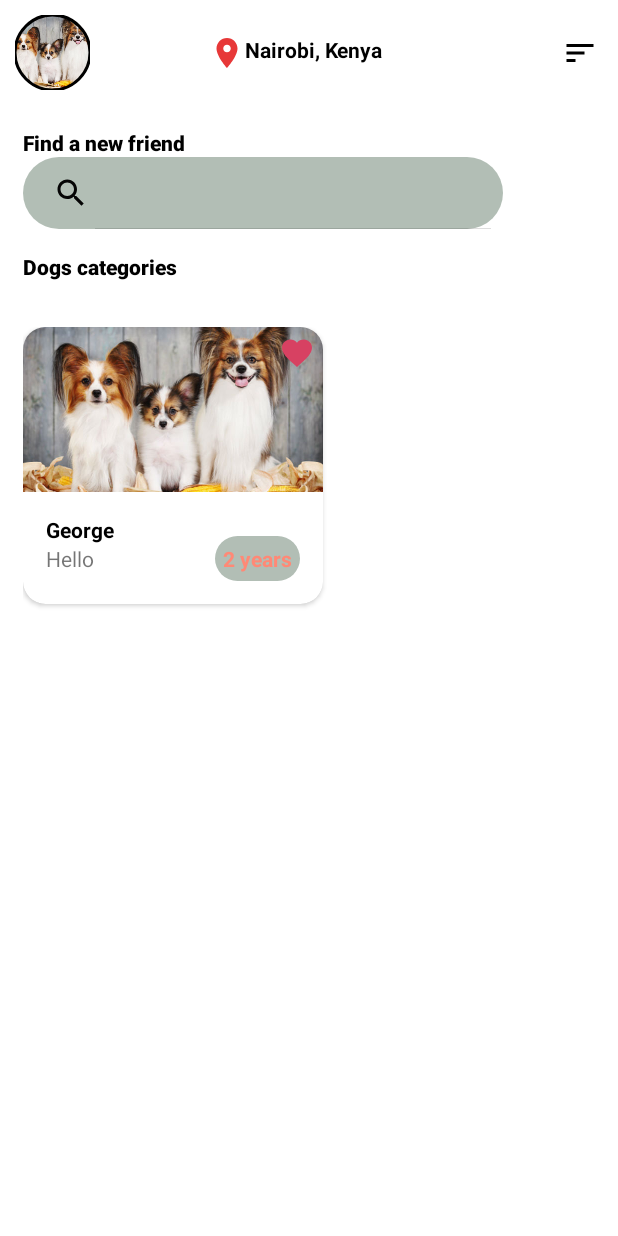
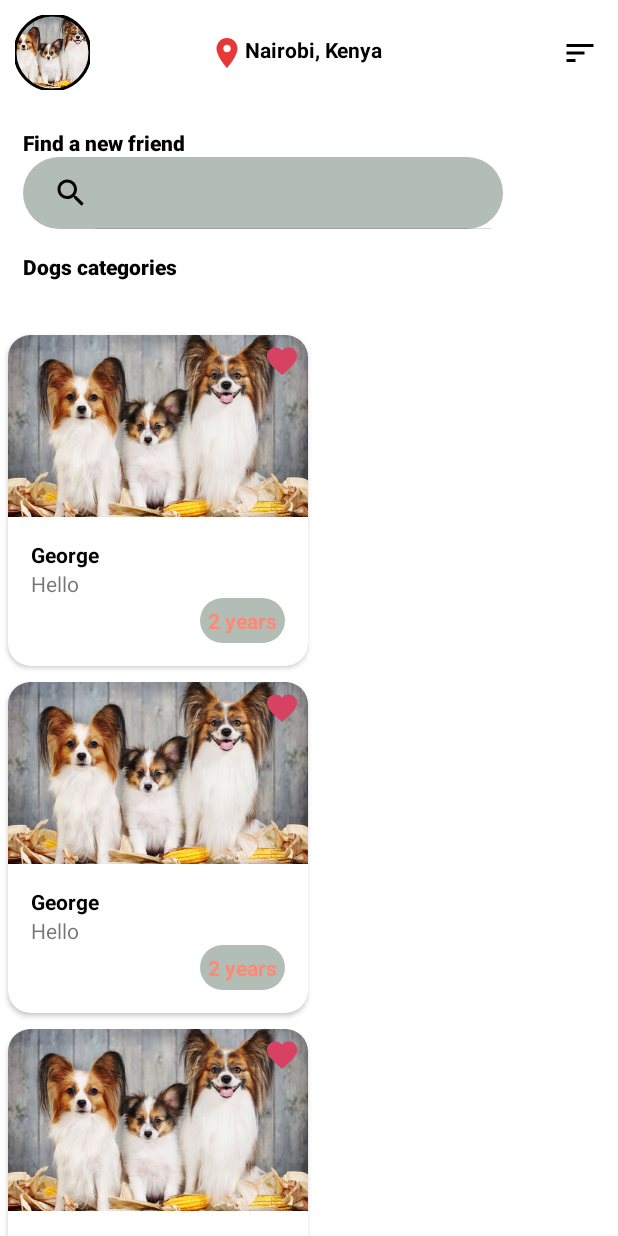
Before and after one commit to Danc-0/Petting, an Android app: the layout fragment_main_dash.xml on its own in the app's theme, with its tools: preview values and no code run, on a phone screen of 412 x 824 dp. Run offline under Robolectric (Android 15) with nearby library versions, the phone set to English and light mode, and no system bars.

Commit message:
Added the progress bar and also some code cleanup

```diff
--- a/app/src/main/AndroidManifest.xml
+++ b/app/src/main/AndroidManifest.xml
@@ -9,6 +9,7 @@
         android:allowBackup="true"
         android:icon="@mipmap/ic_launcher"
         android:label="@string/app_name"
+        android:largeHeap="true"
         android:roundIcon="@mipmap/ic_launcher_round"
         android:supportsRtl="true"
         android:usesCleartextTraffic="true"
--- a/app/src/main/java/com/danc/petting/presentation/viewmodels/MainDashViewModel.kt
+++ b/app/src/main/java/com/danc/petting/presentation/viewmodels/MainDashViewModel.kt
@@ -26,7 +26,8 @@ class MainDashViewModel @Inject constructor(private val dogsUseCase: DogsUseCase
                     }
 
                     is Resource.Success -> {
-                        pets.postValue(it)
+                        pets.value = it
+//                        pets.postValue(it)
                     }
 
                     is Resource.Error -> {
--- a/app/src/main/res/layout/fragment_main_dash.xml
+++ b/app/src/main/res/layout/fragment_main_dash.xml
@@ -120,17 +120,14 @@
         app:layout_constraintTop_toBottomOf="@+id/textView4" />
 
     <androidx.recyclerview.widget.RecyclerView
-        android:id="@+id/dogsList"
+        android:id="@+id/rvDogsList"
         android:layout_width="0dp"
         android:layout_height="0dp"
         android:layout_marginTop="15dp"
-        android:layout_marginEnd="15dp"
         app:layout_constraintBottom_toBottomOf="parent"
         app:layout_constraintEnd_toEndOf="parent"
-        app:layout_constraintHorizontal_bias="0.0"
-        app:layout_constraintStart_toStartOf="@+id/textView4"
+        app:layout_constraintStart_toStartOf="parent"
         app:layout_constraintTop_toBottomOf="@+id/recyclerView"
-        app:layout_constraintVertical_bias="0.0"
         tools:listitem="@layout/pets_items" />
 
 </androidx.constraintlayout.widget.ConstraintLayout>
--- a/app/src/main/res/layout/pets_items.xml
+++ b/app/src/main/res/layout/pets_items.xml
@@ -1,16 +1,14 @@
 <?xml version="1.0" encoding="utf-8"?>
-<androidx.constraintlayout.widget.ConstraintLayout xmlns:android="http://schemas.android.com/apk/res/android"
+<androidx.cardview.widget.CardView xmlns:android="http://schemas.android.com/apk/res/android"
     xmlns:app="http://schemas.android.com/apk/res-auto"
     xmlns:tools="http://schemas.android.com/tools"
-    android:layout_width="match_parent"
-    android:layout_height="match_parent">
-
-    <androidx.cardview.widget.CardView
     android:layout_width="200dp"
     android:layout_height="wrap_content"
+    android:layout_margin="5dp"
     android:elevation="10dp"
-        android:marginBottom="15dp"
     app:cardCornerRadius="15dp"
+    app:layout_constraintBottom_toBottomOf="parent"
+    app:layout_constraintEnd_toEndOf="parent"
     app:layout_constraintStart_toStartOf="parent"
     app:layout_constraintTop_toTopOf="parent">
 
@@ -18,10 +16,28 @@
         android:layout_width="match_parent"
         android:layout_height="match_parent">
 
+        <androidx.constraintlayout.widget.ConstraintLayout
+            android:id="@+id/constImage"
+            android:layout_width="match_parent"
+            android:layout_height="0dp"
+            app:layout_constraintHeight_percent=".55"
+            app:layout_constraintStart_toStartOf="parent"
+            app:layout_constraintTop_toTopOf="parent">
+
+            <ProgressBar
+                android:id="@+id/imageLoader"
+                android:layout_width="wrap_content"
+                android:layout_height="wrap_content"
+                app:layout_constraintBottom_toBottomOf="parent"
+                app:layout_constraintEnd_toEndOf="parent"
+                app:layout_constraintHorizontal_bias="0.5"
+                app:layout_constraintStart_toStartOf="parent"
+                app:layout_constraintTop_toTopOf="parent" />
+
             <ImageView
                 android:id="@+id/petImage"
                 android:layout_width="match_parent"
-                android:layout_height="110dp"
+                android:layout_height="match_parent"
                 android:scaleType="centerCrop"
                 android:src="@drawable/papillon_family_dog_picture"
                 app:layout_constraintEnd_toEndOf="parent"
@@ -30,12 +46,15 @@
                 app:layout_constraintTop_toTopOf="parent" />
 
             <ImageView
+                android:id="@+id/addToFav"
                 android:layout_width="wrap_content"
                 android:layout_height="wrap_content"
                 android:layout_margin="5dp"
                 android:src="@drawable/ic_baseline_favorite_24"
                 app:layout_constraintEnd_toEndOf="parent"
                 app:layout_constraintTop_toTopOf="parent" />
+
+        </androidx.constraintlayout.widget.ConstraintLayout>
 
         <androidx.constraintlayout.widget.ConstraintLayout
             android:layout_width="match_parent"
@@ -45,7 +64,7 @@
             app:layout_constraintEnd_toEndOf="parent"
             app:layout_constraintHorizontal_bias="0.5"
             app:layout_constraintStart_toStartOf="parent"
-                app:layout_constraintTop_toBottomOf="@+id/petImage">
+            app:layout_constraintTop_toBottomOf="@+id/constImage">
 
             <TextView
                 android:id="@+id/petName"
@@ -75,9 +94,8 @@
                 android:textAlignment="center"
                 android:textColor="#FF8976"
                 android:textStyle="bold"
-                    app:layout_constraintBottom_toBottomOf="@+id/petsDescription"
                 app:layout_constraintEnd_toEndOf="parent"
-                    app:layout_constraintTop_toTopOf="@+id/petsDescription" />
+                app:layout_constraintTop_toBottomOf="@+id/petsDescription" />
 
         </androidx.constraintlayout.widget.ConstraintLayout>
 
@@ -85,5 +103,3 @@
     </androidx.constraintlayout.widget.ConstraintLayout>
 
 </androidx.cardview.widget.CardView>
-
-</androidx.constraintlayout.widget.ConstraintLayout>
```
Also changed, not shown: app/src/main/java/com/danc/petting/presentation/adapters/MainDashAdapter.kt (+25 -12 lines), app/src/main/java/com/danc/petting/presentation/fragments/MainDashFragment.kt (+6 -3 lines). Lines whose indentation alone changed are shown as unchanged.
